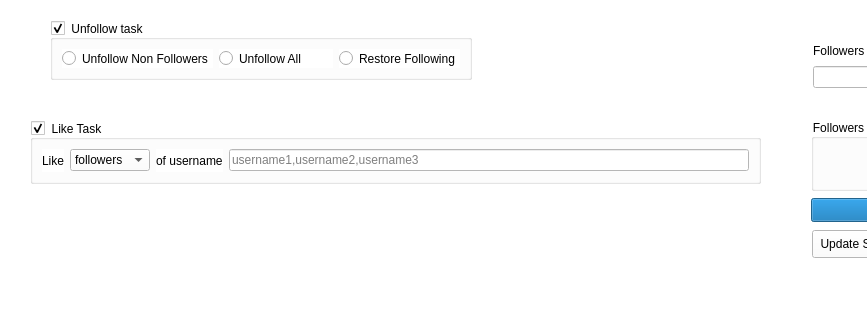
The window that MyappV2/ui/MainWindow.ui (ohld/igbot) describes before a commit, drawn with Qt 5; both pictures show x 0 to 867 and y 350 to 670 of the 1206 by 842 pixel window.
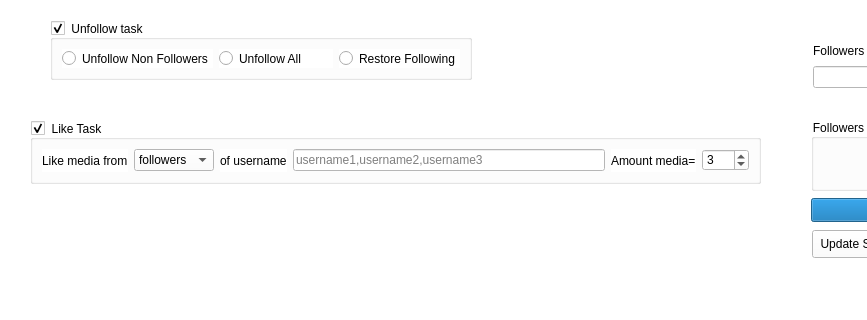
The same window after the commit.

Commit message:
edit bot_comment
to get comment text from ui textEdit

Patch:
```diff
--- a/MyappV2/ui/MainWindow.ui
+++ b/MyappV2/ui/MainWindow.ui
@@ -580,7 +580,7 @@
        <item>
         <widget class="QLabel" name="label_10">
          <property name="text">
-          <string>Like</string>
+          <string>Like media from</string>
          </property>
         </widget>
        </item>
@@ -617,6 +617,23 @@
          </property>
         </widget>
        </item>
+       <item>
+        <widget class="QLabel" name="label_11">
+         <property name="text">
+          <string>Amount media=</string>
+         </property>
+        </widget>
+       </item>
+       <item>
+        <widget class="QSpinBox" name="spinBox_nlikes">
+         <property name="maximum">
+          <number>100</number>
+         </property>
+         <property name="value">
+          <number>3</number>
+         </property>
+        </widget>
+       </item>
       </layout>
      </item>
     </layout>
```
The commit also changes 2 other files.
